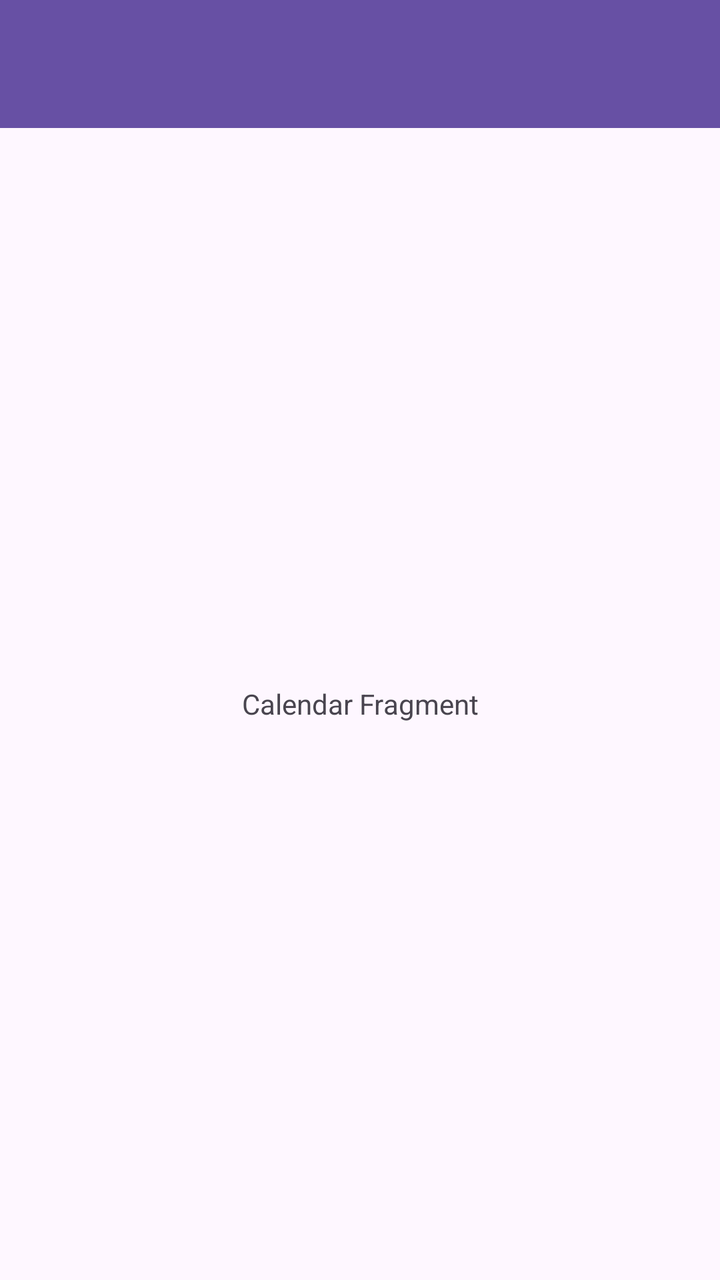
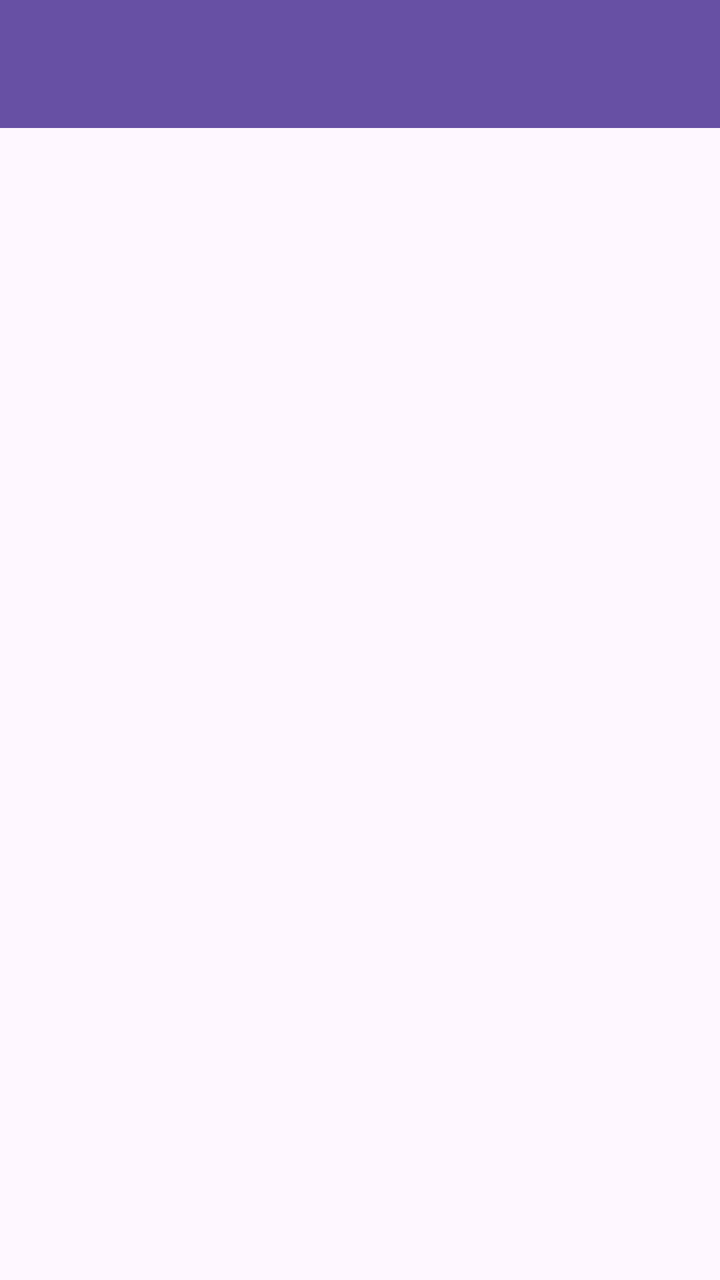

Before-and-after screenshots of an Android layout around one commit, followed by the original layout XML and the change that was made.
<!-- AndroidManifest.xml: application theme Theme.RMAApp -->
<!-- res/layout/fragment_calendar.xml -->
<?xml version="1.0" encoding="utf-8"?>
<androidx.constraintlayout.widget.ConstraintLayout xmlns:android="http://schemas.android.com/apk/res/android"
    xmlns:app="http://schemas.android.com/apk/res-auto"
    xmlns:tools="http://schemas.android.com/tools"
    android:layout_width="match_parent"
    android:layout_height="match_parent"
    tools:context=".CalendarFragment">

    <com.google.android.material.appbar.MaterialToolbar
        android:id="@+id/toolbar"
        android:layout_width="match_parent"
        android:layout_height="?attr/actionBarSize"
        android:background="?attr/colorPrimary"
        android:elevation="4dp"
        android:theme="@style/ThemeOverlay.AppCompat.Dark.ActionBar"
        app:layout_constraintTop_toTopOf="parent"
        app:popupTheme="@style/ThemeOverlay.AppCompat.Light"/>

    <TextView
        android:layout_width="match_parent"
        android:layout_height="0dp"
        android:gravity="center"
        android:text="Calendar Fragment"
        app:layout_constraintBottom_toBottomOf="parent"
        app:layout_constraintTop_toBottomOf="@id/toolbar" />

</androidx.constraintlayout.widget.ConstraintLayout>
<!-- resources referenced by this layout -->
<resources>
  <style name="Theme.RMAApp" parent="Base.Theme.RMAApp" />
  <style name="Base.Theme.RMAApp" parent="Theme.Material3.DayNight.NoActionBar">
          
          
      </style>
</resources>

<!-- the commit's change to res/layout/fragment_calendar.xml (unified diff, before → after) -->
@@ -16,12 +16,13 @@
         app:layout_constraintTop_toTopOf="parent"
         app:popupTheme="@style/ThemeOverlay.AppCompat.Light"/>
 
-    <TextView
-        android:layout_width="match_parent"
+    <FrameLayout
+        android:id="@+id/calendar_view_container"
+        android:layout_width="0dp"
         android:layout_height="0dp"
-        android:gravity="center"
-        android:text="Calendar Fragment"
+        app:layout_constraintTop_toBottomOf="@id/toolbar"
         app:layout_constraintBottom_toBottomOf="parent"
-        app:layout_constraintTop_toBottomOf="@id/toolbar" />
+        app:layout_constraintStart_toStartOf="parent"
+        app:layout_constraintEnd_toEndOf="parent" />
 
 </androidx.constraintlayout.widget.ConstraintLayout>
